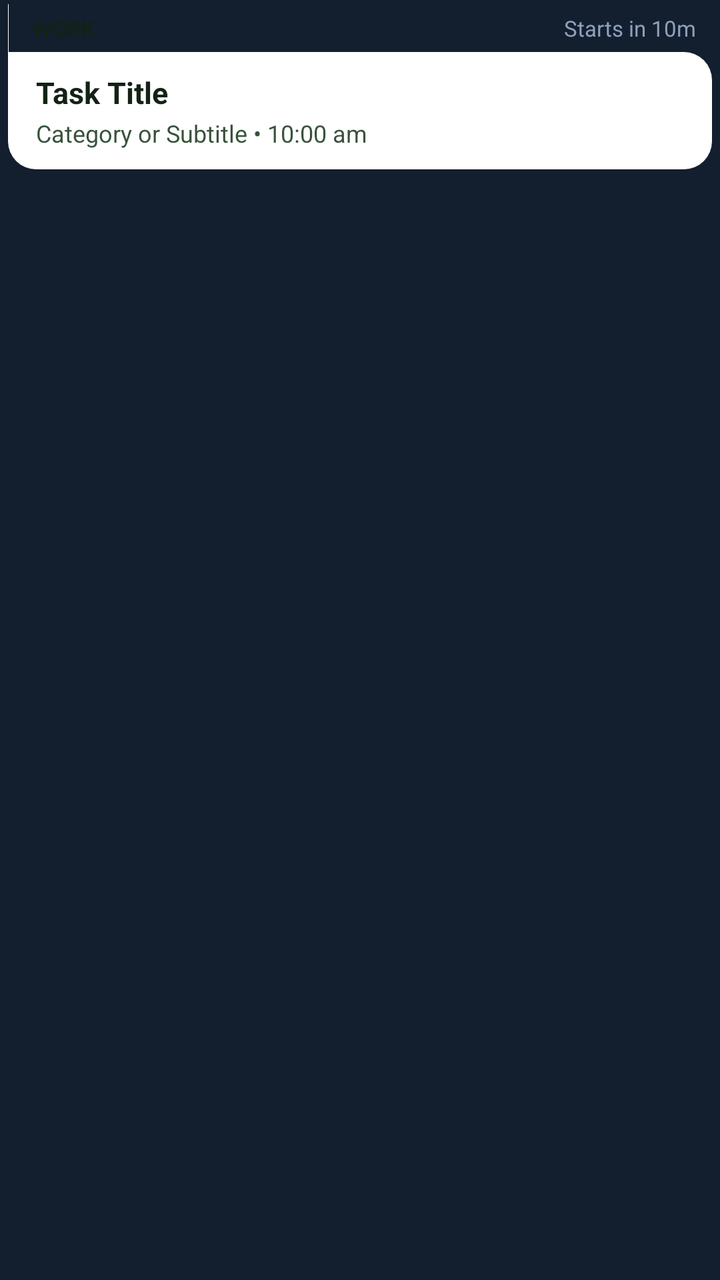
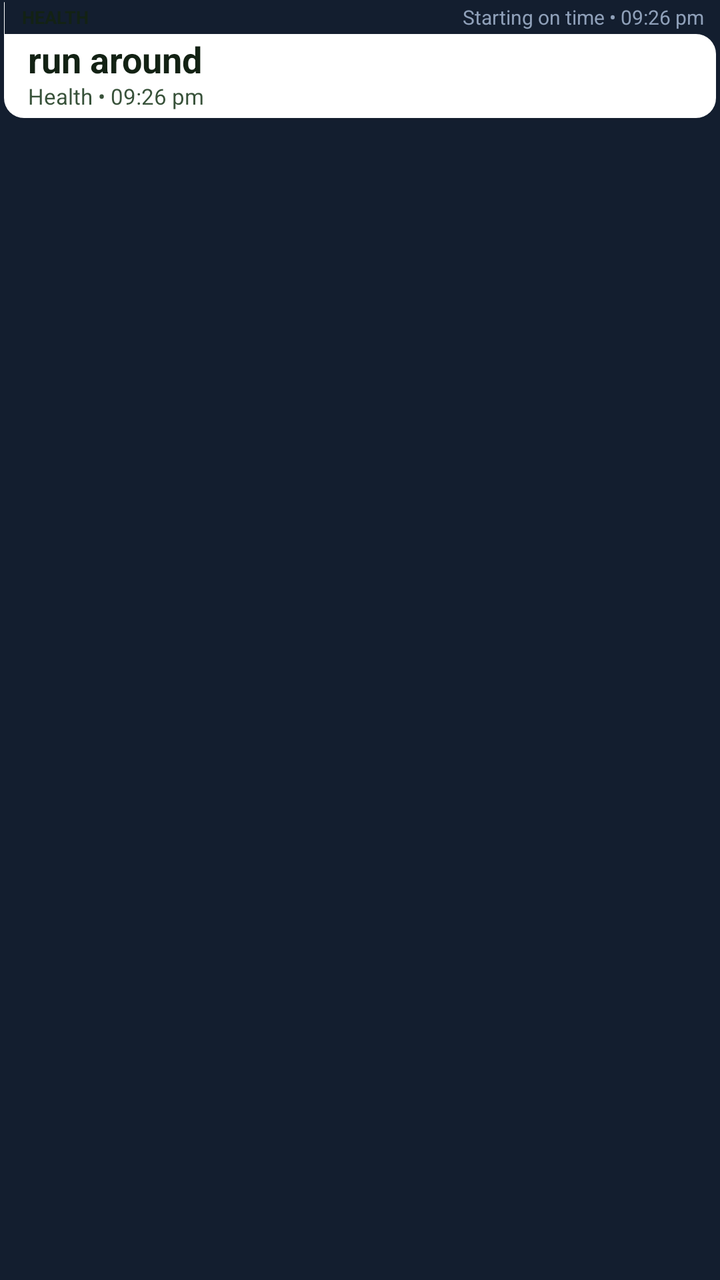

An Android layout rendered at two revisions. The XML below is the earlier revision; the diff shows what the commit changed to produce the second picture.
<!-- AndroidManifest.xml: application theme Theme.Tasc -->
<!-- res/layout/notification_folder_collapsed.xml -->
<?xml version="1.0" encoding="utf-8"?>
<LinearLayout xmlns:android="http://schemas.android.com/apk/res/android"
    android:layout_width="match_parent"
    android:layout_height="wrap_content"
    android:orientation="vertical"
    android:paddingStart="4dp"
    android:paddingEnd="4dp"
    android:paddingTop="2dp"
    android:paddingBottom="4dp">

    
    <LinearLayout
        android:layout_width="match_parent"
        android:layout_height="24dp"
        android:orientation="horizontal"
        android:gravity="bottom">

        
        <FrameLayout
            android:layout_width="wrap_content"
            android:layout_height="24dp"
            android:minWidth="80dp">

            <ImageView
                android:id="@+id/notification_tab_bg"
                android:layout_width="match_parent"
                android:layout_height="match_parent"
                android:scaleType="fitXY"
                android:src="@drawable/notification_folder_tab_bg" />

            <TextView
                android:id="@+id/notification_category"
                android:layout_width="wrap_content"
                android:layout_height="wrap_content"
                android:layout_gravity="center_vertical|start"
                android:paddingStart="12dp"
                android:paddingEnd="12dp"
                android:text="WORK"
                android:textSize="11sp"
                android:textStyle="bold"
                android:textColor="#132214"
                android:maxLines="1"
                android:ellipsize="end" />
        </FrameLayout>

        
        <FrameLayout
            android:layout_width="0dp"
            android:layout_height="1dp"
            android:layout_weight="1" />

        <TextView
            android:id="@+id/notification_time_tag"
            android:layout_width="wrap_content"
            android:layout_height="wrap_content"
            android:layout_gravity="center_vertical"
            android:paddingEnd="8dp"
            android:text="Starts in 10m"
            android:textSize="11sp"
            android:textColor="#8FA0B9"
            android:maxLines="1" />
    </LinearLayout>

    
    <FrameLayout
        android:layout_width="match_parent"
        android:layout_height="wrap_content"
        android:minHeight="58dp">

        <ImageView
            android:id="@+id/notification_body_bg"
            android:layout_width="match_parent"
            android:layout_height="match_parent"
            android:scaleType="fitXY"
            android:src="@drawable/notification_folder_body_bg" />

        <LinearLayout
            android:layout_width="match_parent"
            android:layout_height="wrap_content"
            android:orientation="horizontal"
            android:gravity="center_vertical"
            android:paddingStart="14dp"
            android:paddingEnd="14dp"
            android:paddingTop="10dp"
            android:paddingBottom="10dp">

            <LinearLayout
                android:layout_width="0dp"
                android:layout_height="wrap_content"
                android:layout_weight="1"
                android:orientation="vertical">

                <TextView
                    android:id="@+id/notification_title"
                    android:layout_width="match_parent"
                    android:layout_height="wrap_content"
                    android:text="Task Title"
                    android:textSize="15sp"
                    android:textStyle="bold"
                    android:textColor="#132214"
                    android:maxLines="1"
                    android:ellipsize="end" />

                <TextView
                    android:id="@+id/notification_subtitle"
                    android:layout_width="match_parent"
                    android:layout_height="wrap_content"
                    android:layout_marginTop="2dp"
                    android:text="Category or Subtitle • 10:00 am"
                    android:textSize="12sp"
                    android:textColor="#38523A"
                    android:maxLines="1"
                    android:ellipsize="end" />
            </LinearLayout>
        </LinearLayout>
    </FrameLayout>
</LinearLayout>
<!-- resources referenced by this layout -->
<resources>
  <!-- drawable notification_folder_body_bg (drawable) -->
  <?xml version="1.0" encoding="utf-8"?>
  <shape xmlns:android="http://schemas.android.com/apk/res/android"
      android:shape="rectangle">
      <corners
          android:topLeftRadius="0dp"
          android:topRightRadius="14dp"
          android:bottomLeftRadius="14dp"
          android:bottomRightRadius="14dp" />
      <solid android:color="#FFFFFF" />
  </shape>
  <!-- drawable notification_folder_tab_bg (drawable) -->
  <?xml version="1.0" encoding="utf-8"?>
  <shape xmlns:android="http://schemas.android.com/apk/res/android"
      android:shape="rectangle">
      <corners
          android:topLeftRadius="10dp"
          android:topRightRadius="10dp"
          android:bottomLeftRadius="0dp"
          android:bottomRightRadius="0dp" />
      <solid android:color="#FFFFFF" />
  </shape>
  <style name="Theme.Tasc" parent="android:Theme.Material.Light.NoActionBar">
          <item name="android:statusBarColor">#131E2F</item>
          <item name="android:navigationBarColor">#131E2F</item>
          <item name="android:windowBackground">#131E2F</item>
      </style>
</resources>

<!-- the commit's change to res/layout/notification_folder_collapsed.xml (unified diff, before → after) -->
@@ -3,23 +3,23 @@
     android:layout_width="match_parent"
     android:layout_height="wrap_content"
     android:orientation="vertical"
-    android:paddingStart="4dp"
-    android:paddingEnd="4dp"
-    android:paddingTop="2dp"
-    android:paddingBottom="4dp">
+    android:paddingStart="2dp"
+    android:paddingEnd="2dp"
+    android:paddingTop="1dp"
+    android:paddingBottom="1dp">
 
     
     <LinearLayout
         android:layout_width="match_parent"
-        android:layout_height="24dp"
+        android:layout_height="16dp"
         android:orientation="horizontal"
         android:gravity="bottom">
 
         
         <FrameLayout
             android:layout_width="wrap_content"
-            android:layout_height="24dp"
-            android:minWidth="80dp">
+            android:layout_height="16dp"
+            android:minWidth="64dp">
 
             <ImageView
                 android:id="@+id/notification_tab_bg"
@@ -33,13 +33,14 @@
                 android:layout_width="wrap_content"
                 android:layout_height="wrap_content"
                 android:layout_gravity="center_vertical|start"
-                android:paddingStart="12dp"
-                android:paddingEnd="12dp"
-                android:text="WORK"
-                android:textSize="11sp"
+                android:paddingStart="9dp"
+                android:paddingEnd="9dp"
+                android:text="HEALTH"
+                android:textSize="9sp"
                 android:textStyle="bold"
                 android:textColor="#132214"
                 android:maxLines="1"
+                android:includeFontPadding="false"
                 android:ellipsize="end" />
         </FrameLayout>
 
@@ -54,10 +55,11 @@
             android:layout_width="wrap_content"
             android:layout_height="wrap_content"
             android:layout_gravity="center_vertical"
-            android:paddingEnd="8dp"
-            android:text="Starts in 10m"
-            android:textSize="11sp"
+            android:paddingEnd="6dp"
+            android:text="Starting on time • 09:26 pm"
+            android:textSize="10sp"
             android:textColor="#8FA0B9"
+            android:includeFontPadding="false"
             android:maxLines="1" />
     </LinearLayout>
 
@@ -65,7 +67,7 @@
     <FrameLayout
         android:layout_width="match_parent"
         android:layout_height="wrap_content"
-        android:minHeight="58dp">
+        android:minHeight="38dp">
 
         <ImageView
             android:id="@+id/notification_body_bg"
@@ -77,41 +79,36 @@
         <LinearLayout
             android:layout_width="match_parent"
             android:layout_height="wrap_content"
-            android:orientation="horizontal"
+            android:orientation="vertical"
             android:gravity="center_vertical"
-            android:paddingStart="14dp"
-            android:paddingEnd="14dp"
-            android:paddingTop="10dp"
-            android:paddingBottom="10dp">
+            android:paddingStart="12dp"
+            android:paddingEnd="10dp"
+            android:paddingTop="3dp"
+            android:paddingBottom="4dp">
 
-            <LinearLayout
-                android:layout_width="0dp"
+            <TextView
+                android:id="@+id/notification_title"
+                android:layout_width="match_parent"
                 android:layout_height="wrap_content"
-                android:layout_weight="1"
-                android:orientation="vertical">
+                android:text="run around"
+                android:textSize="18sp"
+                android:textStyle="bold"
+                android:textColor="#132214"
+                android:maxLines="1"
+                android:includeFontPadding="false"
+                android:ellipsize="end" />
 
-                <TextView
-                    android:id="@+id/notification_title"
-                    android:layout_width="match_parent"
-                    android:layout_height="wrap_content"
-                    android:text="Task Title"
-                    android:textSize="15sp"
-                    android:textStyle="bold"
-                    android:textColor="#132214"
-                    android:maxLines="1"
-                    android:ellipsize="end" />
-
-                <TextView
-                    android:id="@+id/notification_subtitle"
-                    android:layout_width="match_parent"
-                    android:layout_height="wrap_content"
-                    android:layout_marginTop="2dp"
-                    android:text="Category or Subtitle • 10:00 am"
-                    android:textSize="12sp"
-                    android:textColor="#38523A"
-                    android:maxLines="1"
-                    android:ellipsize="end" />
-            </LinearLayout>
+            <TextView
+                android:id="@+id/notification_subtitle"
+                android:layout_width="match_parent"
+                android:layout_height="wrap_content"
+                android:layout_marginTop="1dp"
+                android:text="Health • 09:26 pm"
+                android:textSize="11sp"
+                android:textColor="#38523A"
+                android:maxLines="1"
+                android:includeFontPadding="false"
+                android:ellipsize="end" />
         </LinearLayout>
     </FrameLayout>
 </LinearLayout>
<!-- resource entries referenced after the edit -->
@@ -6,9 +6,9 @@
       android:shape="rectangle">
       <corners
           android:topLeftRadius="0dp"
-          android:topRightRadius="14dp"
-          android:bottomLeftRadius="14dp"
-          android:bottomRightRadius="14dp" />
+          android:topRightRadius="10dp"
+          android:bottomLeftRadius="10dp"
+          android:bottomRightRadius="10dp" />
       <solid android:color="#FFFFFF" />
   </shape>
   <!-- drawable notification_folder_tab_bg (drawable) -->
@@ -16,8 +16,8 @@
   <shape xmlns:android="http://schemas.android.com/apk/res/android"
       android:shape="rectangle">
       <corners
-          android:topLeftRadius="10dp"
-          android:topRightRadius="10dp"
+          android:topLeftRadius="8dp"
+          android:topRightRadius="8dp"
           android:bottomLeftRadius="0dp"
           android:bottomRightRadius="0dp" />
       <solid android:color="#FFFFFF" />
